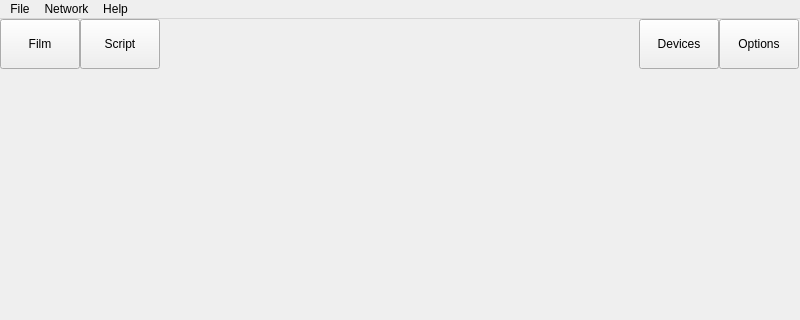
Above: Graffik/gui/mainwindow.ui from DynamicPerception/Graffik_Legacy before the change; both pictures show x 0 to 800 and y 0 to 320 of the 800 by 600 pixel window. Below: the same form after it.
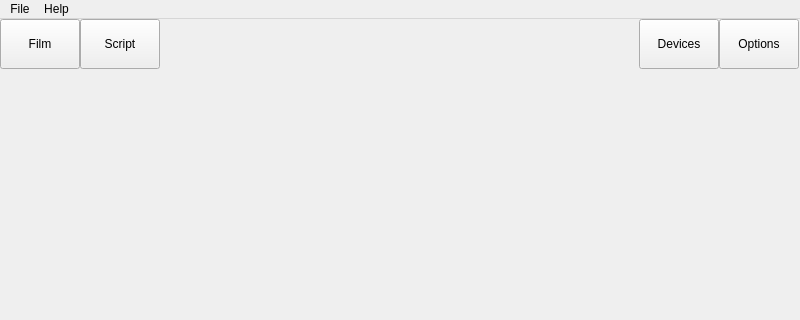
That is the form after the change.

What changed in the file:
```diff
--- a/Graffik/gui/mainwindow.ui
+++ b/Graffik/gui/mainwindow.ui
@@ -172,14 +172,6 @@
     <addaction name="actionSettings"/>
     <addaction name="actionExit"/>
    </widget>
-   <widget class="QMenu" name="menuNetwork">
-    <property name="title">
-     <string>Network</string>
-    </property>
-    <addaction name="actionManage_Network"/>
-    <addaction name="actionInitialize_New_Device"/>
-    <addaction name="actionScan_for_Devices"/>
-   </widget>
    <widget class="QMenu" name="menuHelp">
     <property name="title">
      <string>Help</string>
@@ -188,7 +180,6 @@
     <addaction name="actionAbout_Graffik"/>
    </widget>
    <addaction name="menuFile"/>
-   <addaction name="menuNetwork"/>
    <addaction name="menuHelp"/>
   </widget>
   <action name="actionExit">
```
Left out of the diff: 2 changed lines with no effect on the pictures.
